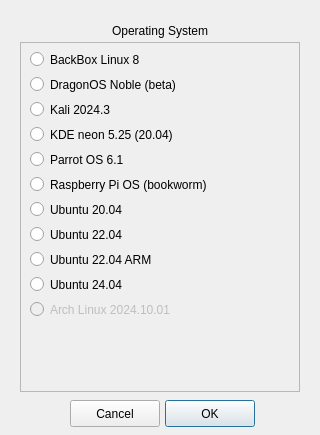
Old version of the form UI/install.ui in the repository Spencerx/FISSURE.
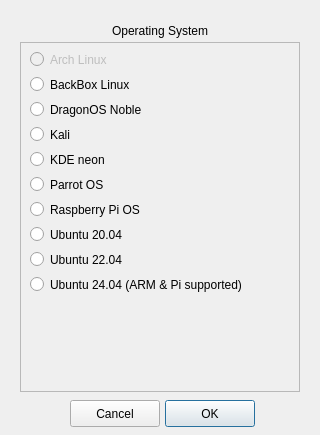
New version of the form. Icons and pictures are not drawn.

```diff
--- a/UI/install.ui
+++ b/UI/install.ui
@@ -81,7 +81,7 @@
     <property name="geometry">
      <rect>
       <x>10</x>
-      <y>155</y>
+      <y>180</y>
       <width>150</width>
       <height>25</height>
      </rect>
@@ -97,29 +97,29 @@
     <property name="geometry">
      <rect>
       <x>10</x>
-      <y>80</y>
-      <width>180</width>
-      <height>25</height>
-     </rect>
-    </property>
-    <property name="text">
-     <string>KDE neon 5.25 (20.04)</string>
-    </property>
-   </widget>
-   <widget class="QRadioButton" name="radioButton_parrot_os_6_1">
-    <property name="enabled">
-     <bool>true</bool>
-    </property>
-    <property name="geometry">
-     <rect>
-      <x>10</x>
       <y>105</y>
       <width>180</width>
       <height>25</height>
      </rect>
     </property>
     <property name="text">
-     <string>Parrot OS 6.1</string>
+     <string>KDE neon</string>
+    </property>
+   </widget>
+   <widget class="QRadioButton" name="radioButton_parrot_os_6_1">
+    <property name="enabled">
+     <bool>true</bool>
+    </property>
+    <property name="geometry">
+     <rect>
+      <x>10</x>
+      <y>130</y>
+      <width>180</width>
+      <height>25</height>
+     </rect>
+    </property>
+    <property name="text">
+     <string>Parrot OS</string>
     </property>
    </widget>
    <widget class="QRadioButton" name="radioButton_kali">
@@ -129,13 +129,13 @@
     <property name="geometry">
      <rect>
       <x>10</x>
-      <y>55</y>
+      <y>80</y>
       <width>185</width>
       <height>25</height>
      </rect>
     </property>
     <property name="text">
-     <string>Kali 2024.3</string>
+     <string>Kali</string>
     </property>
    </widget>
    <widget class="QRadioButton" name="radioButton_backbox_linux_8">
@@ -145,13 +145,13 @@
     <property name="geometry">
      <rect>
       <x>10</x>
-      <y>5</y>
+      <y>30</y>
       <width>185</width>
       <height>25</height>
      </rect>
     </property>
     <property name="text">
-     <string>BackBox Linux 8</string>
+     <string>BackBox Linux</string>
     </property>
    </widget>
    <widget class="QRadioButton" name="radioButton_ubuntu22_04">
@@ -161,29 +161,13 @@
     <property name="geometry">
      <rect>
       <x>10</x>
-      <y>180</y>
-      <width>180</width>
-      <height>25</height>
-     </rect>
-    </property>
-    <property name="text">
-     <string>Ubuntu 22.04</string>
-    </property>
-   </widget>
-   <widget class="QRadioButton" name="radioButton_ubuntu22_04_arm">
-    <property name="enabled">
-     <bool>true</bool>
-    </property>
-    <property name="geometry">
-     <rect>
-      <x>10</x>
       <y>205</y>
-      <width>250</width>
+      <width>180</width>
       <height>25</height>
      </rect>
     </property>
     <property name="text">
-     <string>Ubuntu 22.04 ARM</string>
+     <string>Ubuntu 22.04</string>
     </property>
    </widget>
    <widget class="QRadioButton" name="radioButton_raspberry_pi_os">
@@ -193,13 +177,13 @@
     <property name="geometry">
      <rect>
       <x>10</x>
-      <y>130</y>
+      <y>155</y>
       <width>265</width>
       <height>25</height>
      </rect>
     </property>
     <property name="text">
-     <string>Raspberry Pi OS (bookworm)</string>
+     <string>Raspberry Pi OS</string>
     </property>
    </widget>
    <widget class="QRadioButton" name="radioButton_dragonos_noble">
@@ -209,13 +193,13 @@
     <property name="geometry">
      <rect>
       <x>10</x>
-      <y>30</y>
+      <y>55</y>
       <width>185</width>
       <height>25</height>
      </rect>
     </property>
     <property name="text">
-     <string>DragonOS Noble (beta)</string>
+     <string>DragonOS Noble</string>
     </property>
    </widget>
    <widget class="QRadioButton" name="radioButton_ubuntu24_04">
@@ -226,12 +210,12 @@
      <rect>
       <x>10</x>
       <y>230</y>
-      <width>180</width>
+      <width>270</width>
       <height>25</height>
      </rect>
     </property>
     <property name="text">
-     <string>Ubuntu 24.04</string>
+     <string>Ubuntu 24.04 (ARM &amp;&amp; Pi supported)</string>
     </property>
    </widget>
    <widget class="QRadioButton" name="radioButton_arch_linux">
@@ -241,13 +225,13 @@
     <property name="geometry">
      <rect>
       <x>10</x>
-      <y>255</y>
+      <y>5</y>
       <width>180</width>
       <height>25</height>
      </rect>
     </property>
     <property name="text">
-     <string>Arch Linux 2024.10.01</string>
+     <string>Arch Linux</string>
     </property>
    </widget>
   </widget>
```
